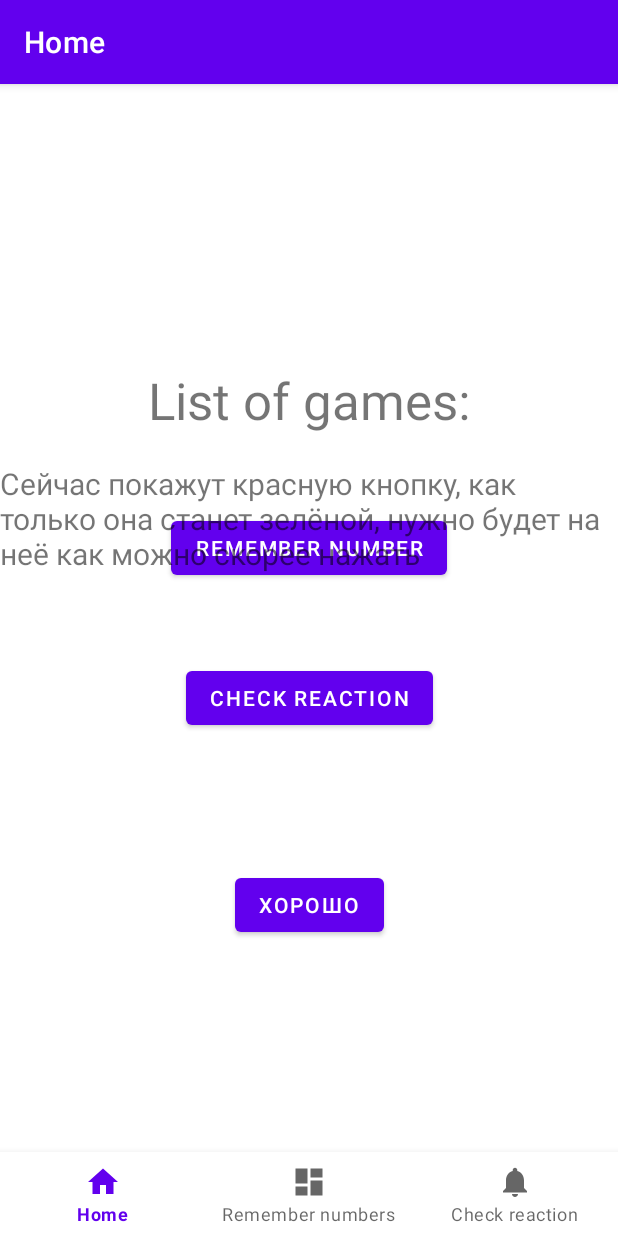
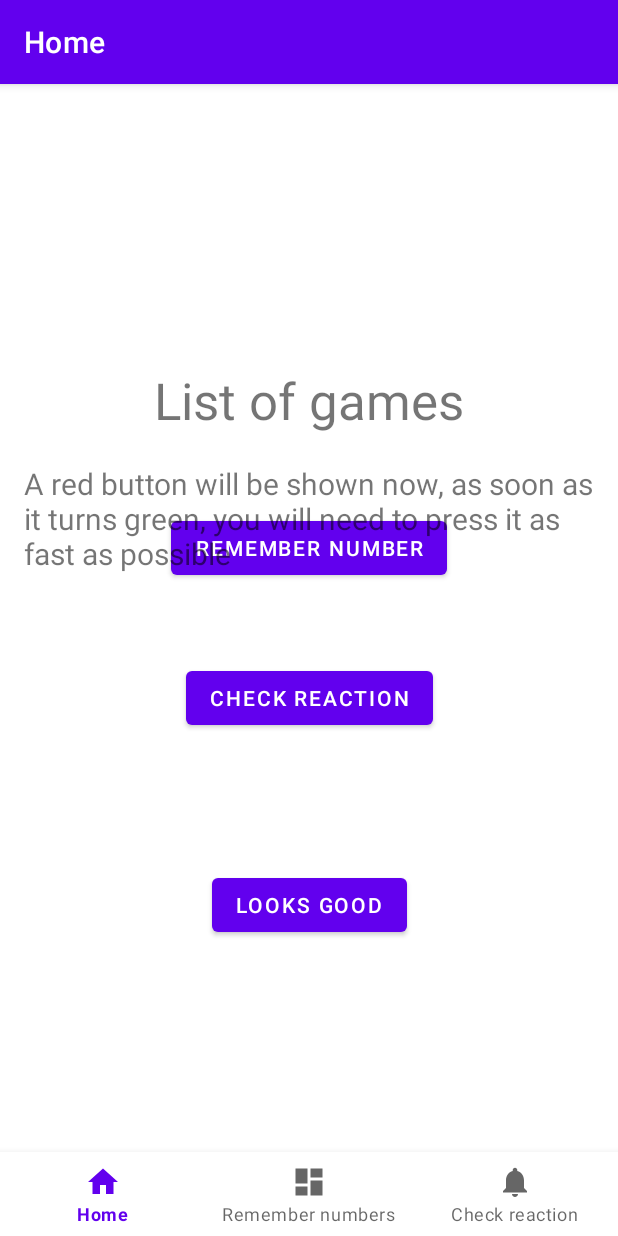
Before and after one commit to dmitryweiner/brain-train, an Android app: the fragment CheckReactionFragment1 placed in its activity, on a phone screen of 412 x 824 dp. Run offline under Robolectric (Android 15) with nearby library versions, the phone set to English and light mode, and no system bars; our stand-ins replace navigation-ui.

Commit message:
Added translations

```diff
--- a/app/src/main/java/com/dmitryweiner/braintrain/ui/rememberNumber/RememberNumberFragment3.kt
+++ b/app/src/main/java/com/dmitryweiner/braintrain/ui/rememberNumber/RememberNumberFragment3.kt
@@ -29,7 +29,9 @@ class RememberNumberFragment3 : Fragment() {
         val root: View = binding.root
 
         rememberNumberViewModel.result.observe(viewLifecycleOwner) {
-            binding.textResult.text = if (it) "Correct" else "Not correct"
+            binding.textResult.text =
+                if (it) getString(R.string.remember_number_your_answer_is_correct)
+                else getString(R.string.remember_number_your_answer_is_incorrect)
         }
 
         binding.buttonMore.setOnClickListener {
--- a/app/src/main/res/layout/fragment_check_reaction_1.xml
+++ b/app/src/main/res/layout/fragment_check_reaction_1.xml
@@ -6,13 +6,14 @@
     android:layout_height="match_parent"
     tools:context=".ui.checkReaction.CheckReactionFragment1">
 
-    <!-- TODO: Update blank fragment layout -->
     <TextView
         android:id="@+id/textView"
         android:layout_width="0dp"
         android:layout_height="wrap_content"
-        android:layout_weight="0.7"
-        android:text="Сейчас покажут красную кнопку, как только она станет зелёной, нужно будет на неё как можно скорее нажать"
+        android:layout_marginStart="16dp"
+        android:layout_marginEnd="16dp"
+        android:layout_weight="0.1"
+        android:text="@string/check_reaction_1_instruction"
         android:textSize="20sp"
         app:layout_constraintBottom_toTopOf="@+id/buttonStart"
         app:layout_constraintEnd_toEndOf="parent"
@@ -24,7 +25,7 @@
         android:id="@+id/buttonStart"
         android:layout_width="wrap_content"
         android:layout_height="wrap_content"
-        android:text="Хорошо"
+        android:text="@string/check_reaction_1_response"
         app:layout_constraintBottom_toBottomOf="parent"
         app:layout_constraintEnd_toEndOf="parent"
         app:layout_constraintHorizontal_bias="0.5"
--- a/app/src/main/res/layout/fragment_check_reaction_2.xml
+++ b/app/src/main/res/layout/fragment_check_reaction_2.xml
@@ -11,7 +11,7 @@
         android:layout_width="200dp"
         android:layout_height="100dp"
         android:backgroundTint="#F44336"
-        android:text="НАЖМИ МЕНЯ"
+        android:text="@string/check_reaction_2_press_me"
         app:layout_constraintBottom_toBottomOf="parent"
         app:layout_constraintEnd_toEndOf="parent"
         app:layout_constraintHorizontal_bias="0.5"
--- a/app/src/main/res/layout/fragment_check_reaction_3.xml
+++ b/app/src/main/res/layout/fragment_check_reaction_3.xml
@@ -10,7 +10,7 @@
         android:id="@+id/textView2"
         android:layout_width="wrap_content"
         android:layout_height="wrap_content"
-        android:text="Скорость реакции"
+        android:text="@string/check_reaction_3_reaction_speed"
         android:textSize="20sp"
         app:layout_constraintBottom_toTopOf="@+id/textViewResult"
         app:layout_constraintEnd_toEndOf="parent"
@@ -22,7 +22,6 @@
         android:id="@+id/textViewResult"
         android:layout_width="wrap_content"
         android:layout_height="wrap_content"
-        android:text="0.001 с"
         android:textSize="34sp"
         app:layout_constraintBottom_toTopOf="@+id/buttonMore"
         app:layout_constraintEnd_toEndOf="parent"
@@ -34,7 +33,7 @@
         android:id="@+id/buttonMore"
         android:layout_width="wrap_content"
         android:layout_height="wrap_content"
-        android:text="Ещё!"
+        android:text="@string/check_reaction_3_more"
         app:layout_constraintBottom_toBottomOf="parent"
         app:layout_constraintEnd_toEndOf="parent"
         app:layout_constraintHorizontal_bias="0.5"
--- a/app/src/main/res/layout/fragment_home.xml
+++ b/app/src/main/res/layout/fragment_home.xml
@@ -15,14 +15,14 @@
         android:textSize="34sp"
         app:layout_constraintTop_toTopOf="parent"
         tools:layout_editor_absoluteX="16dp"
-        android:text="List of games:" />
+        android:text="@string/home_list_of_games" />
 
     <Button
         android:id="@+id/buttonRemember"
         android:layout_width="wrap_content"
         android:layout_height="wrap_content"
         android:layout_marginTop="52dp"
-        android:text="Remember number"
+        android:text="@string/home_remember_number"
         app:layout_constraintEnd_toEndOf="parent"
         app:layout_constraintHorizontal_bias="0.5"
         app:layout_constraintStart_toStartOf="parent"
@@ -33,7 +33,7 @@
         android:layout_width="wrap_content"
         android:layout_height="wrap_content"
         android:layout_marginTop="52dp"
-        android:text="Check reaction"
+        android:text="@string/home_check_reaction"
         app:layout_constraintEnd_toEndOf="parent"
         app:layout_constraintHorizontal_bias="0.5"
         app:layout_constraintStart_toStartOf="parent"
--- a/app/src/main/res/layout/fragment_remember_number_1.xml
+++ b/app/src/main/res/layout/fragment_remember_number_1.xml
@@ -10,7 +10,7 @@
         android:id="@+id/textView"
         android:layout_width="wrap_content"
         android:layout_height="wrap_content"
-        android:text="Remember this number:"
+        android:text="@string/remember_number_instruction"
         android:textSize="20sp"
         app:layout_constraintBottom_toTopOf="@+id/text_number"
         app:layout_constraintEnd_toEndOf="parent"
--- a/app/src/main/res/layout/fragment_remember_number_2.xml
+++ b/app/src/main/res/layout/fragment_remember_number_2.xml
@@ -12,7 +12,7 @@
         android:id="@+id/textView"
         android:layout_width="wrap_content"
         android:layout_height="wrap_content"
-        android:text="Enter the number:"
+        android:text="@string/remember_number_enter_the_number"
         android:textSize="20sp"
         app:layout_constraintBottom_toTopOf="@+id/edit_number"
         app:layout_constraintEnd_toEndOf="parent"
@@ -36,7 +36,7 @@
         android:id="@+id/buttonOk"
         android:layout_width="wrap_content"
         android:layout_height="wrap_content"
-        android:text="OK"
+        android:text="@string/remember_number_ok"
         app:layout_constraintBottom_toBottomOf="parent"
         app:layout_constraintEnd_toEndOf="parent"
         app:layout_constraintHorizontal_bias="0.5"
--- a/app/src/main/res/layout/fragment_remember_number_3.xml
+++ b/app/src/main/res/layout/fragment_remember_number_3.xml
@@ -10,7 +10,7 @@
         android:id="@+id/textView"
         android:layout_width="wrap_content"
         android:layout_height="wrap_content"
-        android:text="Your answer is"
+        android:text="@string/remember_number_your_answer_is"
         android:textSize="20sp"
         app:layout_constraintBottom_toTopOf="@+id/textResult"
         app:layout_constraintEnd_toEndOf="parent"
@@ -22,7 +22,6 @@
         android:id="@+id/textResult"
         android:layout_width="match_parent"
         android:layout_height="wrap_content"
-        android:text="Correct!"
         android:textAlignment="center"
         android:textSize="48sp"
         app:layout_constraintBottom_toTopOf="@+id/buttonMore"
@@ -35,7 +34,7 @@
         android:id="@+id/buttonMore"
         android:layout_width="wrap_content"
         android:layout_height="wrap_content"
-        android:text="One more time?"
+        android:text="@string/remember_number_one_more_time"
         app:layout_constraintBottom_toBottomOf="parent"
         app:layout_constraintEnd_toEndOf="parent"
         app:layout_constraintHorizontal_bias="0.5"
--- a/app/src/main/res/values/strings.xml
+++ b/app/src/main/res/values/strings.xml
@@ -1,8 +1,21 @@
 <resources>
     <string name="app_name">BrainTrain</string>
     <string name="title_home">Home</string>
-    <string name="title_dashboard">Dashboard</string>
-    <string name="title_notifications">Notifications</string>
     <string name="title_remember_numbers">Remember numbers</string>
     <string name="check_reaction">Check reaction</string>
+    <string name="check_reaction_1_instruction">A red button will be shown now, as soon as it turns green, you will need to press it as fast as possible</string>
+    <string name="check_reaction_1_response">Looks good</string>
+    <string name="check_reaction_2_press_me">PRESS ME</string>
+    <string name="check_reaction_3_reaction_speed">Reaction speed</string>
+    <string name="check_reaction_3_more">One more time!</string>
+    <string name="home_list_of_games">List of games</string>
+    <string name="home_remember_number">Remember number</string>
+    <string name="home_check_reaction">Check reaction</string>
+    <string name="remember_number_instruction">Remember this number</string>
+    <string name="remember_number_enter_the_number">Enter the number</string>
+    <string name="remember_number_ok">OK</string>
+    <string name="remember_number_your_answer_is">Your answer is</string>
+    <string name="remember_number_your_answer_is_correct">correct</string>
+    <string name="remember_number_your_answer_is_incorrect">not correct</string>
+    <string name="remember_number_one_more_time">One more time?</string>
 </resources>
```
Also changed, not shown: 2 other files.
